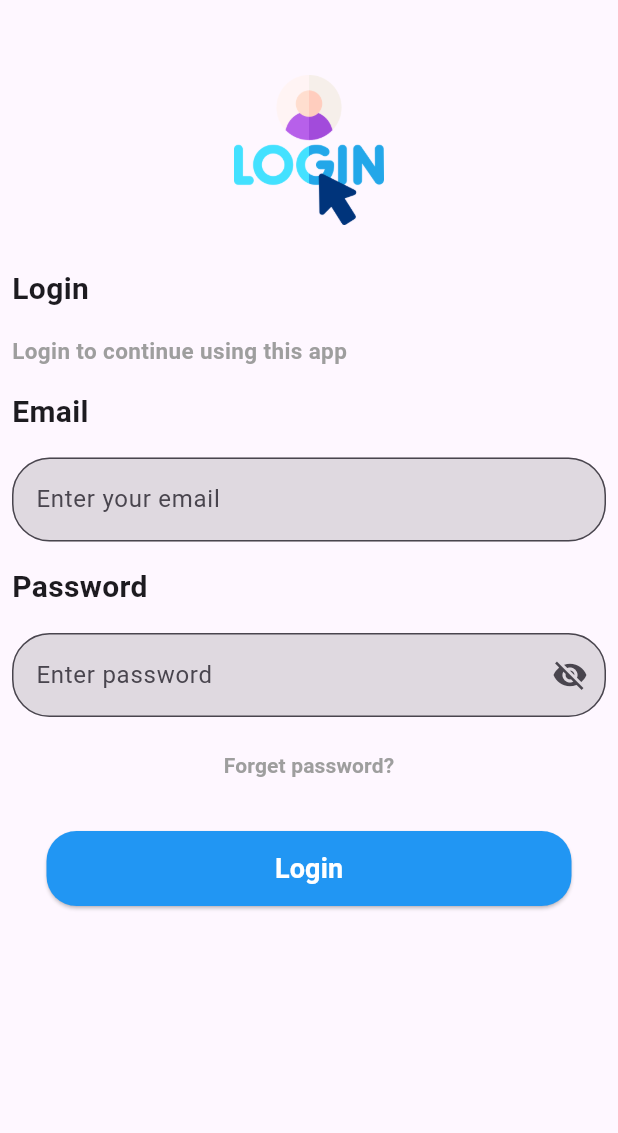
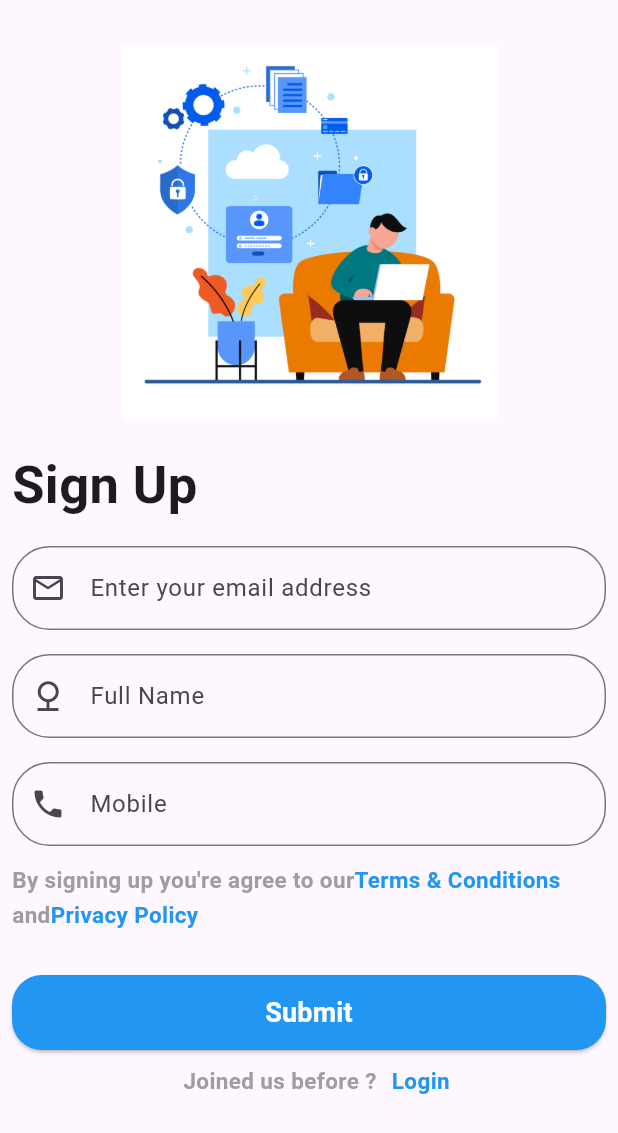
Before and after one commit to ShailyMishra3150/LoginScreen, a Flutter app: the screen it shows after launch, on a phone screen of 412 x 824 dp. Shown: the top 1133 px of the screen. Run offline on Flutter 3.47's test engine with Material 2 defaults, Android fonts, the phone set to English and light mode, and no system bars; our stand-ins replace pin_code_text_field.

Commit message:
Login Screens

```diff
--- a/lib/main.dart
+++ b/lib/main.dart
@@ -1,5 +1,9 @@
 import 'package:flutter/material.dart';
+import 'package:login_page/screens/forgetpassword_screen.dart';
 import 'package:login_page/screens/login_screen.dart';
+import 'package:login_page/screens/otp_screen.dart';
+import 'package:login_page/screens/reset_password.dart';
+import 'package:login_page/screens/signup_screen.dart';
 
 void main() {
   runApp(const MyApp());
@@ -19,7 +23,13 @@ class MyApp extends StatelessWidget {
         colorScheme: ColorScheme.fromSeed(seedColor: Colors.deepPurple),
         useMaterial3: true,
       ),
-      home: LoginScreen(),
+      home:SignUpScreen(),
+      //LoginScreen()
+      //OTPScreen()
+      //ForgetPasswordScreen()
+      //ResetPasswordScreen()
+      //
+
     );
   }
 }
--- a/lib/screens/login_screen.dart
+++ b/lib/screens/login_screen.dart
@@ -1,6 +1,5 @@
 import 'package:flutter/material.dart';
 
-import 'forgetpassword_screen.dart';
 
 class LoginScreen extends StatefulWidget {
   @override
@@ -20,26 +19,26 @@ class _LoginScreenState extends State<LoginScreen> {
             children: [
               Center(
                 child: Padding(
-                  padding: const EdgeInsets.only(top: 50.0,bottom: 20.0),
+                  padding: const EdgeInsets.only(top: 50.0,bottom: 10.0),
                   child: Image(
-                    image: AssetImage('assets/images/login.png'),
-                    height: 100,
-                    width: 100,
+                    image: AssetImage('assets/images/login.jpg'),
+                    height: 250,
+                    width: 150,
                   ),
                 ),
               ),
               Padding(
-                padding: const EdgeInsets.all(8.0),
+                padding: const EdgeInsets.all(4.0),
                 child: Text(
                   "Login",
                   style: TextStyle(
-                      fontSize: 20,
+                      fontSize: 35,
                       fontStyle: FontStyle.normal,
                       fontWeight: FontWeight.bold),
                 ),
               ),
               Padding(
-                padding: const EdgeInsets.all(8.0),
+                padding: const EdgeInsets.all(2.0),
                 child: Text(
                   "Login to continue using this app",
                   style: TextStyle(
@@ -50,11 +49,11 @@ class _LoginScreenState extends State<LoginScreen> {
                 ),
               ),
               Padding(
-                padding: const EdgeInsets.all(8.0),
+                padding: const EdgeInsets.all(4.0),
                 child: Text(
                   "Email",
                   style: TextStyle(
-                    fontSize: 20,
+                    fontSize: 35,
                     fontStyle: FontStyle.normal,
                     fontWeight: FontWeight.bold,
                   ),
@@ -68,19 +67,19 @@ class _LoginScreenState extends State<LoginScreen> {
                     border: OutlineInputBorder(
                         borderRadius: BorderRadius.circular(25.0),
 
-                        borderSide: BorderSide(color: Colors.blue)),
+                        borderSide: BorderSide()),
                     hintText: 'Enter your email',
-                    filled: true,
-                    fillColor: Colors.black12,
+                    prefixIcon: Icon(Icons.email_outlined)
+
                   ),
                 ),
               ),
               Padding(
-                padding: const EdgeInsets.all(8.0),
+                padding: const EdgeInsets.all(4.0),
                 child: Text(
                   "Password",
                   style: TextStyle(
-                    fontSize: 20,
+                    fontSize: 35,
                     fontStyle: FontStyle.normal,
                     fontWeight: FontWeight.bold,
                   ),
@@ -93,6 +92,7 @@ class _LoginScreenState extends State<LoginScreen> {
                   obscureText:_isObscureText,
                   decoration: InputDecoration(
                     hintText: 'Enter password',
+                   prefixIcon: Icon(Icons.password_outlined),
                    suffixIcon: IconButton(icon: Icon( _isObscureText
                        ? Icons.visibility_off
                        : Icons.visibility,), onPressed: () {
@@ -100,26 +100,24 @@ class _LoginScreenState extends State<LoginScreen> {
                       _isObscureText=!_isObscureText;
                      });
                    },),
-                    filled: true,
-                    fillColor: Colors.black12,
+
                     border: OutlineInputBorder(
                         borderRadius: BorderRadius.circular(25.0),
-                        borderSide: BorderSide(color: Colors.blue)),
+                        borderSide: BorderSide()),
                   ),
                 ),
               ),
-              TextButton(onPressed:(){
-                Navigator.push(
-                  context,
-                  MaterialPageRoute(builder: (context) => ForgetPasswordScreen()),
-                );
-              } , child:Text('Forget password?',
-                style: TextStyle(fontWeight:FontWeight.bold ,color: Colors.grey,fontSize: 14),
-             //  textAlign: TextAlign.right,
+             Padding(
+               padding: const EdgeInsets.all(8.0),
+               child: Text('Forget password?',
+                  style: TextStyle(fontWeight:FontWeight.bold ,color: Colors.grey,fontSize: 14),
+            textAlign: TextAlign.right,
+
 
     ),
+             ),
 
-              ),
+
               Padding(
                 padding: const EdgeInsets.only(top: 20.0),
                 child: Center(
--- /dev/null
+++ b/lib/screens/signup_screen.dart
@@ -0,0 +1,180 @@
+import 'package:flutter/material.dart';
+
+
+class SignUpScreen extends StatefulWidget {
+  @override
+  _SignUpScreenState createState() => _SignUpScreenState();
+}
+
+class _SignUpScreenState extends State<SignUpScreen> {
+
+  @override
+  Widget build(BuildContext context) {
+    return Scaffold(
+      body: SingleChildScrollView(
+        child: Column(
+            mainAxisAlignment: MainAxisAlignment.center,
+            crossAxisAlignment: CrossAxisAlignment.stretch,
+            children: [
+        const Padding(
+        padding: EdgeInsets.only(top: 30.0, bottom: 10.0),
+        child: Image(
+          image: AssetImage('assets/images/signup.jpg'),
+          height: 250,
+          width: 150,
+        ),
+      ),
+              Padding(
+                padding: const EdgeInsets.all(8.0),
+                child: Text(
+                  "Sign Up",
+                  style: TextStyle(
+                      fontSize: 35,
+                      fontStyle: FontStyle.normal,
+                      fontWeight: FontWeight.bold),
+                ),
+              ),
+              Padding(
+                padding: const EdgeInsets.all(8.0),
+                child: TextFormField(
+                  keyboardType: TextInputType.emailAddress,
+                  decoration: InputDecoration(
+                    border: OutlineInputBorder(
+                        borderRadius: BorderRadius.circular(25.0),
+
+                        borderSide: BorderSide()),
+                    hintText: 'Enter your email address',
+                    prefixIcon: Icon(Icons.email_outlined)
+                  ),
+                ),
+              ),
+              Padding(
+                padding: const EdgeInsets.all(8.0),
+                child: TextFormField(
+                  keyboardType: TextInputType.text,
+                  decoration: InputDecoration(
+                      border: OutlineInputBorder(
+                          borderRadius: BorderRadius.circular(25.0),
+
+                          borderSide: BorderSide()),
+                      hintText: 'Full Name',
+                    prefixIcon: Icon(Icons.nature_outlined)
+
+                  ),
+                ),
+              ),
+              Padding(
+                padding: const EdgeInsets.all(8.0),
+                child: TextFormField(
+                  keyboardType: TextInputType.phone,
+                  decoration: InputDecoration(
+                    border: OutlineInputBorder(
+                        borderRadius: BorderRadius.circular(25.0),
+
+                        borderSide: BorderSide()),
+                    hintText: 'Mobile',
+                   prefixIcon: Icon(Icons.phone)
+                  ),
+                ),
+              ),
+              Padding(
+                padding: const EdgeInsets.only(left: 8.0,top: 4.0),
+                child: Row(
+                  mainAxisAlignment: MainAxisAlignment.start,
+
+                  children: [
+
+                       Text(
+                        "By signing up you're agree to our",
+                        style: TextStyle(
+                            fontSize: 15,
+                            fontStyle: FontStyle.normal,
+                            fontWeight: FontWeight.bold,
+                            color: Colors.grey),
+                      ),
+
+                    Text(
+                      "Terms & Conditions",
+                      style: TextStyle(
+                          fontSize: 15,
+                          fontStyle: FontStyle.normal,
+                          fontWeight: FontWeight.bold,
+                          color: Colors.blue),
+                    ),
+
+                  ],
+                ),
+              ),
+              Padding(
+                padding: const EdgeInsets.only(left: 8.0,top: 2.0),
+                child: Row(
+                 children: [
+                   Text(
+                     "and",
+                     style: TextStyle(
+                         fontSize: 15,
+                         fontStyle: FontStyle.normal,
+                         fontWeight: FontWeight.bold,
+                         color: Colors.grey),
+                   ),
+                   Text(
+                     "Privacy Policy",
+                     style: TextStyle(
+                         fontSize: 15,
+                         fontStyle: FontStyle.normal,
+                         fontWeight: FontWeight.bold,
+                         color: Colors.blue),
+                   ),
+                 ],
+                ),
+              ),
+              Padding(
+                padding: const EdgeInsets.only(top:30.0,left: 8.0,right: 8.0),
+                child: SizedBox(
+                  height: 50,
+                  width: 350,
+                  child: ElevatedButton(
+                    onPressed: () {},
+                    child: Text(
+                      'Submit',
+                      style: TextStyle(
+                          fontSize: 18,
+                          fontWeight: FontWeight.bold,
+                          color: Colors.white),
+                    ),
+                    style: ElevatedButton.styleFrom(
+                        primary: Colors.blue,
+                        shape: RoundedRectangleBorder(
+                            borderRadius: BorderRadius.circular(20))),
+                  ),
+                ),
+              ),
+
+                 Row(
+                   mainAxisAlignment: MainAxisAlignment.center,
+                  children: [
+                       Padding(
+                        padding: const EdgeInsets.all(10.0),
+                        child: Text(
+                          "Joined us before ?",
+                          style: TextStyle(
+                              fontSize: 15,
+                              fontStyle: FontStyle.normal,
+                              fontWeight: FontWeight.bold,
+                              color: Colors.grey),
+                          textAlign: TextAlign.center,
+                        ),
+
+                      ),
+                    Text('Login',style: TextStyle(fontSize: 15,fontWeight: FontWeight.bold,color: Colors.blue,
+                    ),)
+                  ],
+                ),
+
+
+      ]
+    )
+      )
+    );
+  }
+}
--- a/pubspec.yaml
+++ b/pubspec.yaml
@@ -30,7 +30,7 @@ environment:
 dependencies:
   flutter:
     sdk: flutter
-
+  pin_code_text_field: ^1.7.0
 
   # The following adds the Cupertino Icons font to your application.
   # Use with the CupertinoIcons class for iOS style icons.
```
Also changed, not shown: lib/screens/forgetpassword_screen.dart (+66 -19 lines), lib/screens/otp_screen.dart (added, +114 -0 lines), lib/screens/reset_password.dart (added, +118 -0 lines), assets/images/forgetpassword.png (added), assets/images/forgot-password.png (deleted), assets/images/login.jpg (added), assets/images/login.png (deleted), assets/images/otp.jpg (added), assets/images/reset.jpg (added), assets/images/signup.jpg (added), pubspec.lock.
